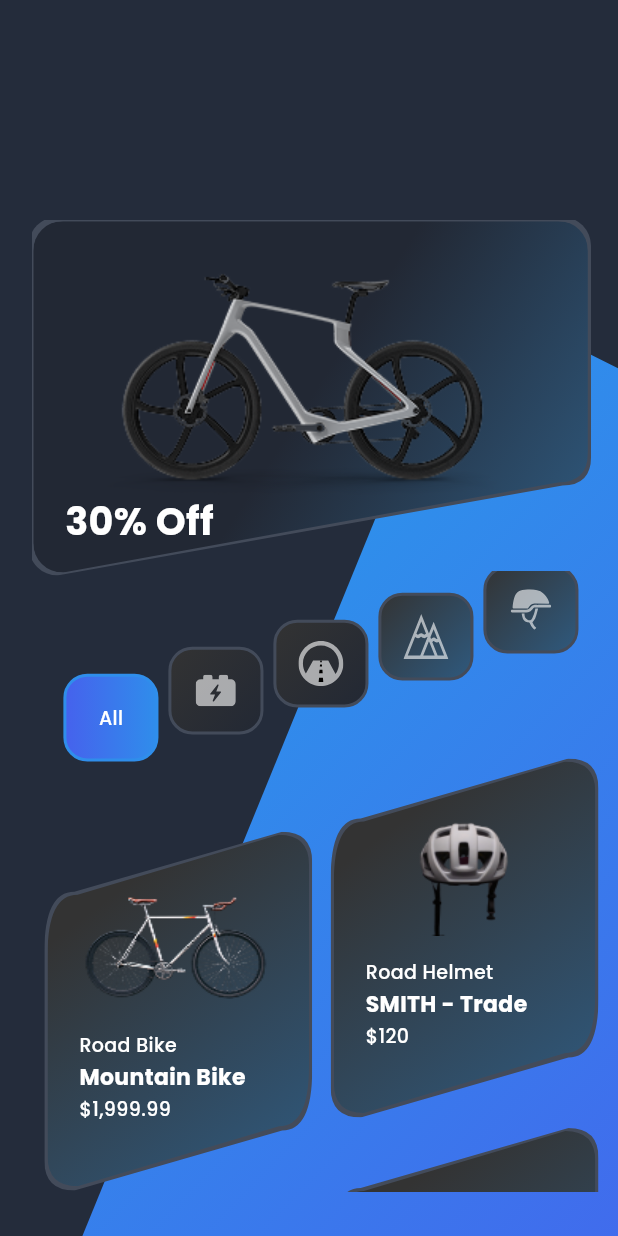
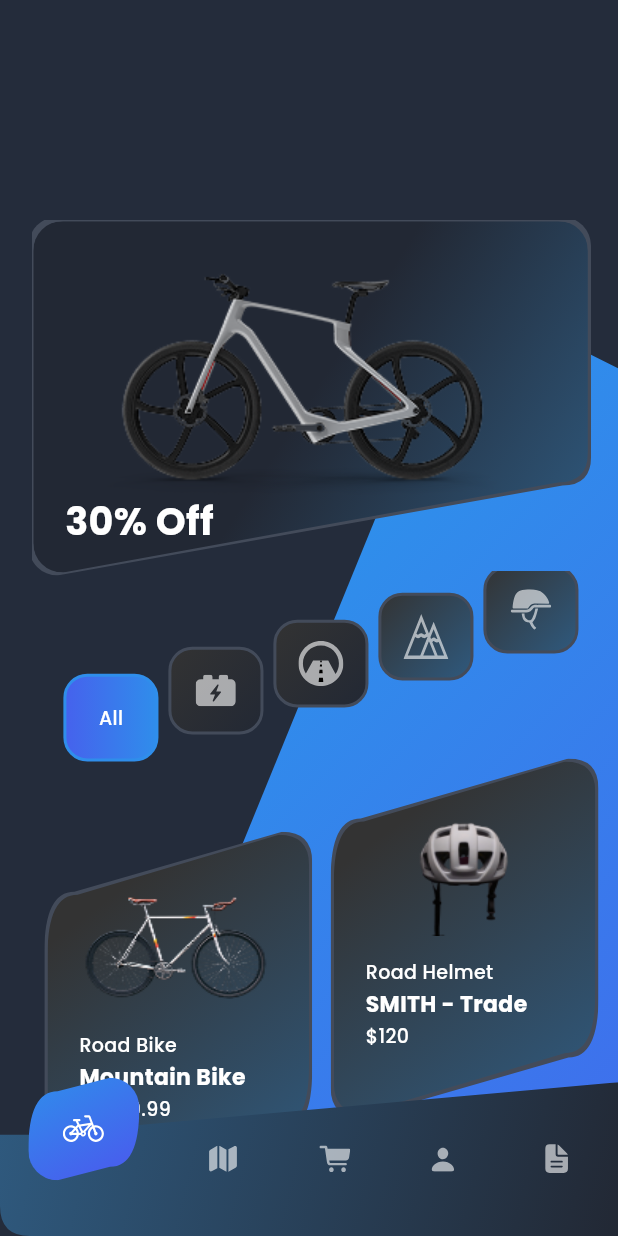
Before and after one commit to cshazem1/online_bike_shopping_app, a Flutter app: the screen it shows after launch, on a phone screen of 412 x 824 dp. Run offline on Flutter 3.47's test engine with Material 3 defaults, Android fonts, the phone set to English and light mode, and no system bars; our stand-ins replace flutter_screenutil, flutter_svg, google_fonts.

Commit message:
Finished nav bar

```diff
--- a/lib/core/assets.dart
+++ b/lib/core/assets.dart
@@ -8,4 +8,9 @@ class Assets {
   static const String bike2 = "assets/bike2.png";
   static const String bike3 = "assets/bike3.png";
   static const String sefty = "assets/sefty.png";
+   static const String bicycle = "assets/icons/bicycle.svg";
+   static const String cart = "assets/icons/cart.fill.svg";
+   static const String doc = "assets/icons/doc.text.fill.svg";
+   static const String map = "assets/icons/map.fill.svg";
+   static const String person = "assets/icons/person.fill.svg";
 }
--- a/lib/home/screens/home_screen.dart
+++ b/lib/home/screens/home_screen.dart
@@ -44,8 +44,153 @@ class HomeScreen extends StatelessWidget {
               ),
             ),
           ),
+          Positioned(
+            bottom: 0.h,
+            left: 0.w,
+            child: SizedBox(
+              width: MediaQuery.of(context).size.width,
+              height: 105.h,
+              child: Stack(
+                children: [
+                  ClipPath(
+                    clipper: BottomSlantedClipperWithRadius(),
+                    child: Container(
+                      width: MediaQuery.of(context).size.width,
+                      height: 105.h,
+                      decoration: BoxDecoration(
+                        gradient: LinearGradient(
+                          transform: GradientRotation(3.14),
+                          colors: [
+                            AppColors.darkBlueCard2,
+                            AppColors.lightBlueCard,
+                          ],
+                          begin: Alignment.topLeft,
+                          end: Alignment.bottomRight,
+                        ),
+                      ),
+                    ),
+                  ),
+                  IconSelectorRow(),
+                ],
+              ),
+            ),
+          ),
         ],
       ),
     );
   }
 }
+
+class IconSelectorRow extends StatefulWidget {
+  const IconSelectorRow({super.key});
+
+  @override
+  State<IconSelectorRow> createState() => _IconSelectorRowState();
+}
+
+class _IconSelectorRowState extends State<IconSelectorRow> {
+  int selectedIndex = 0;
+
+  final List<String> icons = [
+    Assets.bicycle,
+    Assets.map,
+    Assets.cart,
+    Assets.person,
+    Assets.doc,
+  ];
+
+  @override
+  Widget build(BuildContext context) {
+    return Row(
+      mainAxisAlignment: MainAxisAlignment.spaceAround,
+      children: List.generate(icons.length, (index) {
+        final isSelected = selectedIndex == index;
+
+        return GestureDetector(
+          onTap: () {
+            setState(() {
+              selectedIndex = index;
+            });
+          },
+          child: isSelected
+              ? Transform.translate(
+                  offset: const Offset(0, -20),
+                  child: ClipPath(
+                    clipper: CustomClipperItem(slant: 9, radius: 20.r),
+                    child: Container(
+                      height: 70.h,
+                      width: 70.w,
+                      decoration: BoxDecoration(
+                        gradient: LinearGradient(
+                          colors: [
+                            AppColors.lightBlue,
+                            AppColors.lightBlue2,
+                          ],
+                          begin: Alignment.topLeft,
+                          end: Alignment.bottomCenter,
+                        ),
+                        borderRadius: BorderRadius.circular(20.r),
+                      ),
+                      child:          SizedBox(
+                        height: 30.h,
+                        width: 30.w,
+                        child: Center(
+                          child: SvgPicture.asset(
+                            icons[index],
+                            color: Colors.white,
+                          ),
+                        ),
+                      ),
+                    ),
+                  ),
+                )
+              : Align(
+                  alignment: Alignment.center,
+                  child: Container(
+                    padding: EdgeInsets.all(8),
+                    decoration: BoxDecoration(
+                      color: isSelected
+                          ? Colors.blue.withOpacity(0.2)
+                          : Colors.transparent,
+                      borderRadius: BorderRadius.circular(12),
+                    ),
+                    child: SvgPicture.asset(icons[index]),
+                  ),
+                ),
+        );
+      }),
+    );
+  }
+}
+
+class BottomSlantedClipperWithRadius extends CustomClipper<Path> {
+  final double slant;
+  final double radius;
+
+  BottomSlantedClipperWithRadius({this.slant = 35, this.radius = 20});
+
+  @override
+  Path getClip(Size size) {
+    final path = Path();
+    final double w = size.width;
+    final double h = size.height;
+
+    path.moveTo(0, h - radius);
+    path.quadraticBezierTo(0, h, radius, h);
+
+    path.lineTo(w, h);
+    path.quadraticBezierTo(w, h, w, h);
+
+    path.lineTo(w, radius);
+    path.quadraticBezierTo(w, 0, w, 0);
+
+    path.lineTo(radius, slant);
+    path.quadraticBezierTo(0, slant, 0, slant);
+
+    path.close();
+    return path;
+  }
+
+  @override
+  bool shouldReclip(covariant CustomClipper<Path> oldClipper) => false;
+}
--- a/lib/home/widgets/custom_card_item.dart
+++ b/lib/home/widgets/custom_card_item.dart
@@ -36,6 +36,9 @@ final String price;
             width: 165.w,
             decoration: BoxDecoration(
               color: AppColors.border,
+              boxShadow: [
+
+              ],
 
               gradient: LinearGradient(
                 colors: [AppColors.darkBlueCard, AppColors.lightBlueCard],
--- a/pubspec.yaml
+++ b/pubspec.yaml
@@ -16,6 +16,7 @@ dependencies:
   flutter_screenutil: ^5.9.3
   flutter_svg: ^2.2.0
   google_fonts: ^6.2.1
+  inner_shadow: ^1.0.3
 
 dev_dependencies:
   flutter_test:
```
Also changed, not shown: assets/icons/bicycle.svg (added), assets/icons/cart.fill.svg (added), assets/icons/doc.text.fill.svg (added), assets/icons/map.fill.svg (added), assets/icons/person.fill.svg (added).
